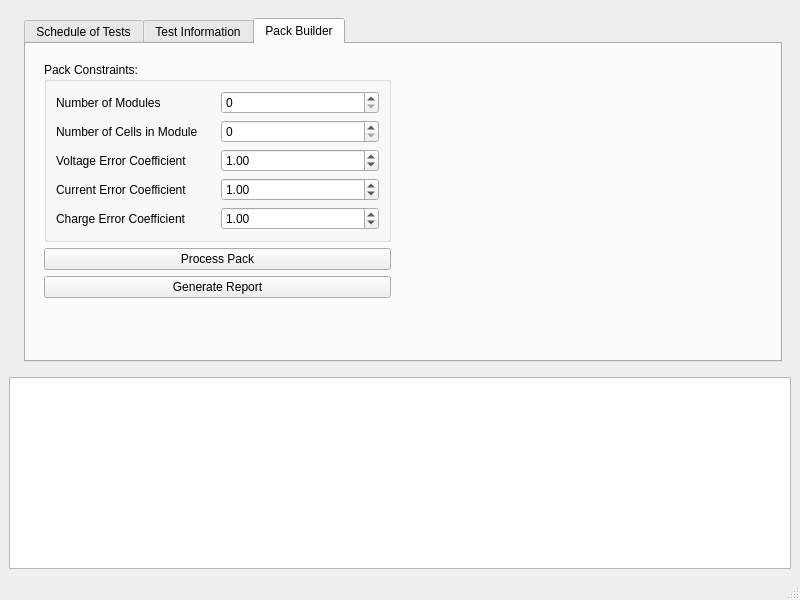
The window that batlab.ui (Lexcelon/batlab-toolkit-gui) describes before a commit, drawn with Qt 5.
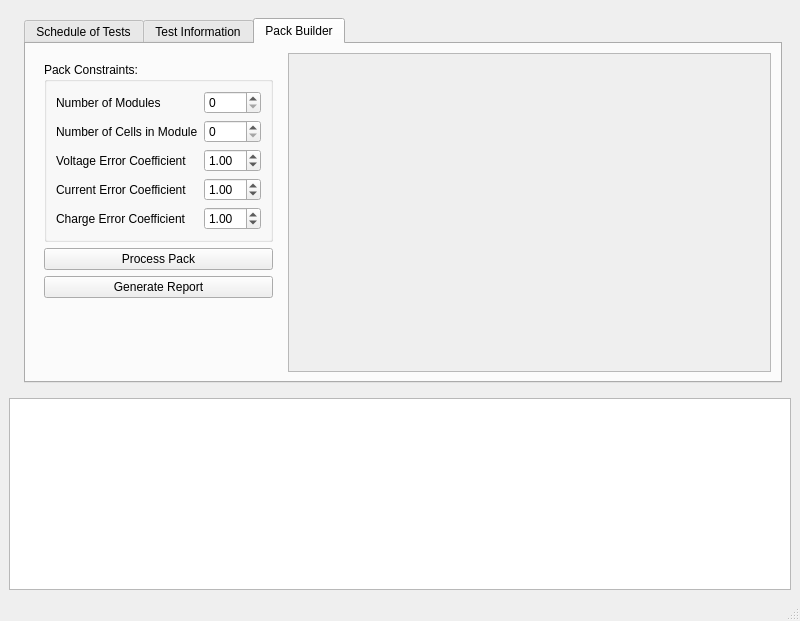
The same window after the commit. Custom widgets are drawn as their Qt base class.

Patch:
```diff
--- a/batlab.ui
+++ b/batlab.ui
@@ -7,7 +7,7 @@
     <x>0</x>
     <y>0</y>
     <width>800</width>
-    <height>600</height>
+    <height>621</height>
    </rect>
   </property>
   <property name="windowTitle">
@@ -249,11 +249,33 @@
             </layout>
            </item>
            <item>
-            <layout class="QVBoxLayout" name="verticalLayout_3">
-             <item>
-              <widget class="QWidget" name="widget_2" native="true"/>
-             </item>
-            </layout>
+            <widget class="QScrollArea" name="scrollArea">
+             <property name="lineWidth">
+              <number>0</number>
+             </property>
+             <property name="widgetResizable">
+              <bool>true</bool>
+             </property>
+             <widget class="QWidget" name="scrollAreaWidgetContents">
+              <property name="geometry">
+               <rect>
+                <x>0</x>
+                <y>0</y>
+                <width>449</width>
+                <height>274</height>
+               </rect>
+              </property>
+              <layout class="QGridLayout" name="gridLayout_7">
+               <item row="0" column="0">
+                <layout class="QVBoxLayout" name="packLayout">
+                 <property name="spacing">
+                  <number>0</number>
+                 </property>
+                </layout>
+               </item>
+              </layout>
+             </widget>
+            </widget>
            </item>
           </layout>
          </widget>
```
